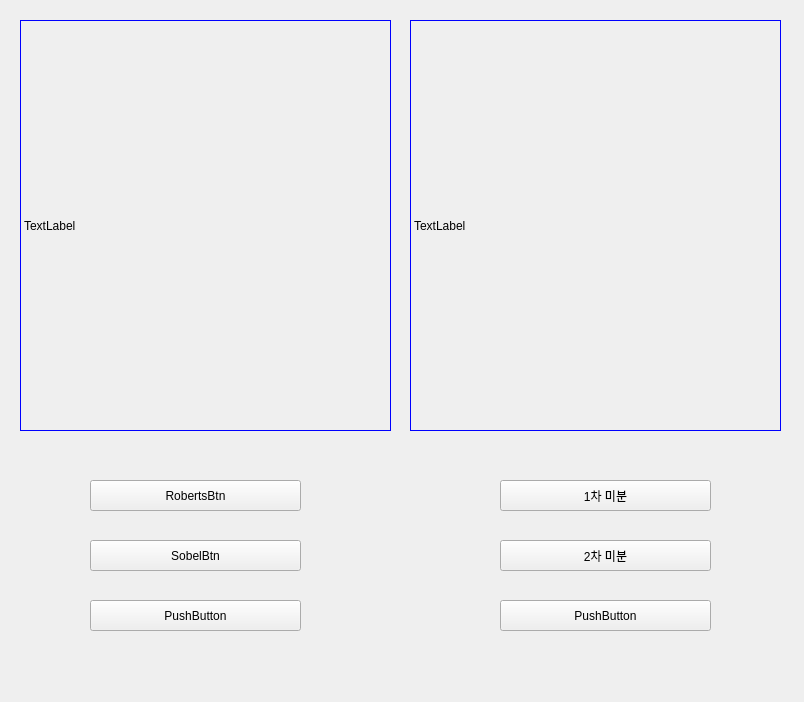
Qt form opencv/220215/edge.ui (songhyeonbeom/opencv) before a commit.
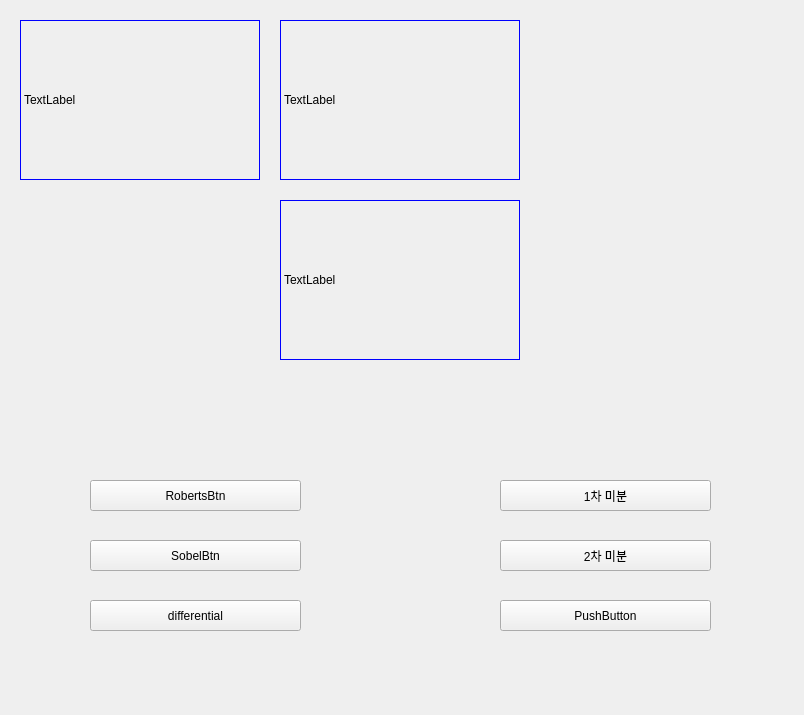
The same form after that commit.

```diff
--- a/opencv/220215/edge.ui
+++ b/opencv/220215/edge.ui
@@ -7,7 +7,7 @@
     <x>0</x>
     <y>0</y>
     <width>804</width>
-    <height>702</height>
+    <height>715</height>
    </rect>
   </property>
   <property name="windowTitle">
@@ -18,8 +18,8 @@
     <rect>
      <x>20</x>
      <y>20</y>
-     <width>371</width>
-     <height>411</height>
+     <width>240</width>
+     <height>160</height>
     </rect>
    </property>
    <property name="styleSheet">
@@ -65,16 +65,16 @@
     </rect>
    </property>
    <property name="text">
-    <string>PushButton</string>
+    <string>differential</string>
    </property>
   </widget>
   <widget class="QLabel" name="video_02">
    <property name="geometry">
     <rect>
-     <x>410</x>
+     <x>280</x>
      <y>20</y>
-     <width>371</width>
-     <height>411</height>
+     <width>240</width>
+     <height>160</height>
     </rect>
    </property>
    <property name="styleSheet">
@@ -123,6 +123,22 @@
     <string>PushButton</string>
    </property>
   </widget>
+  <widget class="QLabel" name="dst2">
+   <property name="geometry">
+    <rect>
+     <x>280</x>
+     <y>200</y>
+     <width>240</width>
+     <height>160</height>
+    </rect>
+   </property>
+   <property name="styleSheet">
+    <string notr="true">border:1px solid blue</string>
+   </property>
+   <property name="text">
+    <string>TextLabel</string>
+   </property>
+  </widget>
  </widget>
  <resources/>
  <connections>
```
Left out of the diff: 21 changed lines with no effect on the pictures.
